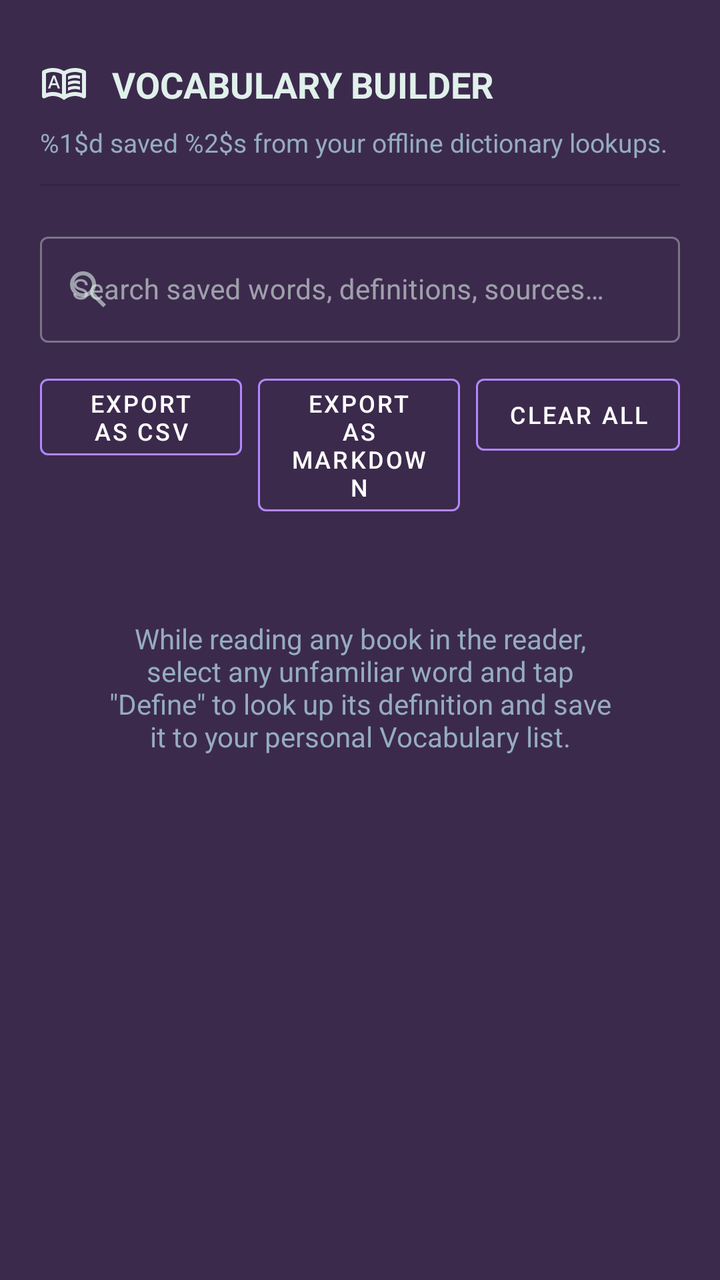
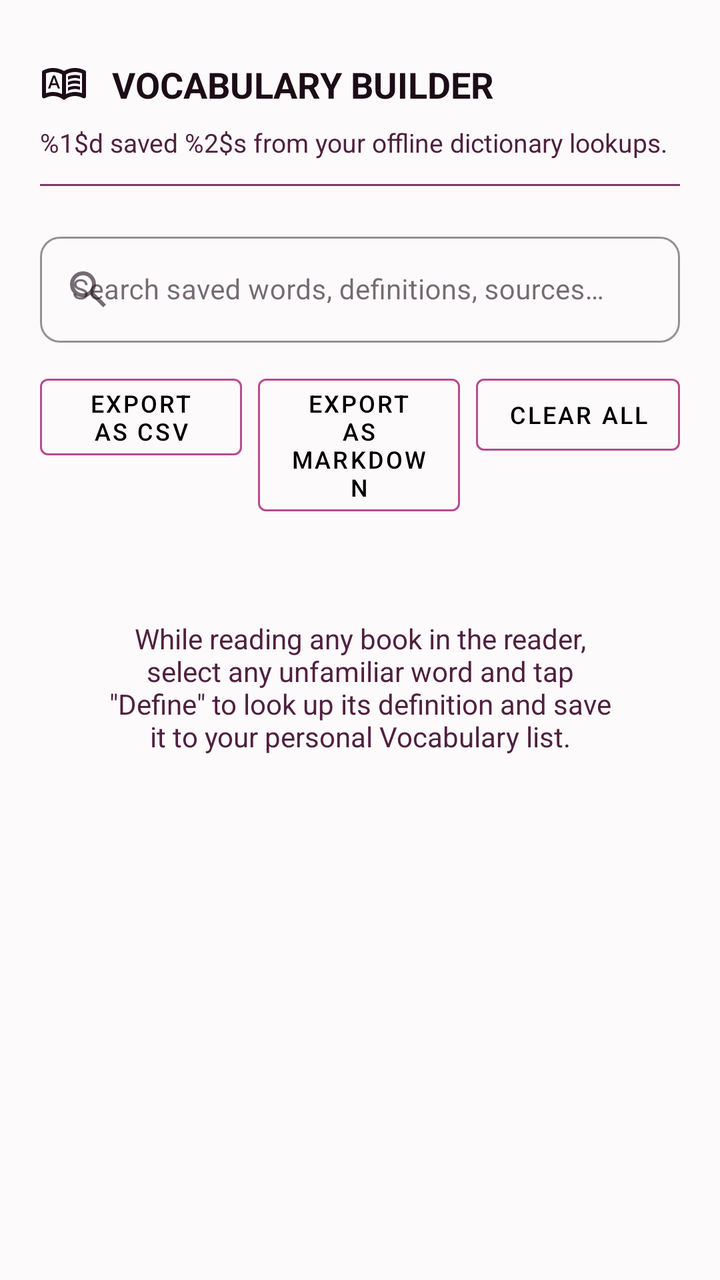

The first picture is an Android layout as it rendered before a commit; the second is the same layout after the commit. The layout source and the unified diff follow.
<!-- AndroidManifest.xml: application theme Theme.EpubReader -->
<!-- res/layout/view_main_vocabulary_default.xml -->
<?xml version="1.0" encoding="utf-8"?>
<androidx.core.widget.NestedScrollView xmlns:android="http://schemas.android.com/apk/res/android"
    xmlns:app="http://schemas.android.com/apk/res-auto"
    android:id="@+id/vocabScroll"
    android:layout_width="match_parent"
    android:layout_height="match_parent"
    android:clipToPadding="false"
    android:fillViewport="true"
    android:overScrollMode="never"
    android:paddingBottom="@dimen/app_screen_end_padding">

    <LinearLayout
        android:layout_width="match_parent"
        android:layout_height="wrap_content"
        android:orientation="vertical"
        android:paddingStart="@dimen/app_row_content_padding_h"
        android:paddingEnd="@dimen/app_row_content_padding_h"
        android:paddingTop="@dimen/app_screen_start_below_header">

        
        <LinearLayout
            android:layout_width="match_parent"
            android:layout_height="wrap_content"
            android:orientation="vertical"
            android:layout_marginBottom="12dp">

            <LinearLayout
                android:layout_width="match_parent"
                android:layout_height="wrap_content"
                android:gravity="center_vertical"
                android:orientation="horizontal">

                <ImageView
                    android:layout_width="24dp"
                    android:layout_height="24dp"
                    android:contentDescription="@null"
                    android:src="@drawable/ic_vocab_builder"
                    app:tint="@color/palette_mint" />

                <TextView
                    android:layout_width="wrap_content"
                    android:layout_height="wrap_content"
                    android:layout_marginStart="12dp"
                    android:text="@string/vocab_heading_title"
                    android:textColor="@color/palette_mint"
                    android:textSize="18sp"
                    android:textStyle="bold" />
            </LinearLayout>

            <TextView
                android:id="@+id/vocabSubtitleText"
                android:layout_width="match_parent"
                android:layout_height="wrap_content"
                android:layout_marginTop="8dp"
                android:text="@string/vocab_heading_subtitle"
                android:textColor="@color/palette_slate"
                android:textSize="13sp"
                android:lineSpacingMultiplier="1.2" />
        </LinearLayout>

        
        <View
            android:layout_width="match_parent"
            android:layout_height="1dp"
            android:layout_marginBottom="@dimen/app_row_content_padding_h"
            android:background="?attr/dividerHorizontal" />

        
        <LinearLayout
            android:id="@+id/vocabWordsTabContainer"
            android:layout_width="match_parent"
            android:layout_height="wrap_content"
            android:orientation="vertical">

            
            <com.google.android.material.textfield.TextInputLayout
                android:id="@+id/vocabSearchLayout"
                style="@style/Widget.MaterialComponents.TextInputLayout.OutlinedBox"
                android:layout_width="match_parent"
                android:layout_height="wrap_content"
                android:layout_marginBottom="12dp"
                android:hint="@string/vocab_search_hint"
                app:startIconDrawable="@drawable/ic_search">

                <com.google.android.material.textfield.TextInputEditText
                    android:id="@+id/vocabSearchEdit"
                    android:layout_width="match_parent"
                    android:layout_height="wrap_content"
                    android:imeOptions="actionSearch"
                    android:inputType="text"
                    android:singleLine="true"
                    android:textSize="14sp" />
            </com.google.android.material.textfield.TextInputLayout>

            
            <LinearLayout
                android:id="@+id/vocabActionsRow"
                android:layout_width="match_parent"
                android:layout_height="wrap_content"
                android:layout_marginBottom="16dp"
                android:baselineAligned="false"
                android:orientation="horizontal">

                <com.google.android.material.button.MaterialButton
                    android:id="@+id/vocabExportCsv"
                    style="@style/Widget.MaterialComponents.Button.OutlinedButton"
                    android:layout_width="0dp"
                    android:layout_height="wrap_content"
                    android:layout_weight="1"
                    android:layout_marginEnd="4dp"
                    android:text="@string/vocabulary_export_csv"
                    android:textColor="@color/white"
                    app:strokeColor="@color/accent_pop"
                    android:textSize="12sp" />

                <com.google.android.material.button.MaterialButton
                    android:id="@+id/vocabExportMarkdown"
                    style="@style/Widget.MaterialComponents.Button.OutlinedButton"
                    android:layout_width="0dp"
                    android:layout_height="wrap_content"
                    android:layout_weight="1"
                    android:layout_marginStart="4dp"
                    android:layout_marginEnd="4dp"
                    android:text="@string/vocabulary_export_markdown"
                    android:textColor="@color/white"
                    app:strokeColor="@color/accent_pop"
                    android:textSize="12sp" />

                <com.google.android.material.button.MaterialButton
                    android:id="@+id/vocabClearAll"
                    style="@style/Widget.MaterialComponents.Button.OutlinedButton"
                    android:layout_width="wrap_content"
                    android:layout_height="wrap_content"
                    android:layout_marginStart="4dp"
                    android:text="@string/action_clear_all"
                    android:textColor="@color/white"
                    app:strokeColor="@color/accent_pop"
                    android:textSize="12sp" />
            </LinearLayout>

            
            <TextView
                android:id="@+id/vocabEmptyText"
                android:layout_width="match_parent"
                android:layout_height="wrap_content"
                android:gravity="center"
                android:padding="32dp"
                android:text="@string/vocabulary_empty"
                android:textColor="@color/palette_slate"
                android:textSize="14sp" />

            
            <androidx.recyclerview.widget.RecyclerView
                android:id="@+id/vocabRecycler"
                android:layout_width="match_parent"
                android:layout_height="wrap_content"
                android:nestedScrollingEnabled="false"
                android:overScrollMode="never" />
        </LinearLayout>

    </LinearLayout>

</androidx.core.widget.NestedScrollView>
<!-- resources referenced by this layout -->
<resources>
  <color name="accent_pop">@color/palette_violet</color>
  <color name="palette_mint">#E0F0EA</color>
  <color name="palette_slate">#95ADBE</color>
  <color name="white">#FFFFFF</color>
  <!-- drawable ic_search (drawable) -->
  <?xml version="1.0" encoding="utf-8"?>
  <vector xmlns:android="http://schemas.android.com/apk/res/android"
      android:width="24dp"
      android:height="24dp"
      android:viewportWidth="24"
      android:viewportHeight="24">
      <path
          android:fillColor="@android:color/white"
          android:pathData="M 19.6,21 13.3,14.7 q -0.75,0.6 -1.725,0.95 t -2.075,0.35 q -2.725,0 -4.6125,-1.8875 T 3,9.5 q 0,-2.725 1.8875,-4.6125 T 9.5,3 q 2.725,0 4.6125,1.8875 T 16,9.5 q 0,1.1 -0.35,2.075 t -0.95,1.725 l 6.3,6.3 -1.4,1.4 Z M 9.5,14 q 1.875,0 3.1875,-1.3125 T 14,9.5 q 0,-1.875 -1.3125,-3.1875 T 9.5,5 q -1.875,0 -3.1875,1.3125 T 5,9.5 q 0,1.875 1.3125,3.1875 T 9.5,14 Z" />
  </vector>
  <!-- drawable ic_vocab_builder (drawable) -->
  <?xml version="1.0" encoding="utf-8"?>
  <vector xmlns:android="http://schemas.android.com/apk/res/android"
      android:width="24dp"
      android:height="24dp"
      android:viewportWidth="24"
      android:viewportHeight="24">
      <path
          android:fillColor="@android:color/white"
          android:pathData="M 4,14.225 h 1.125 l 0.575,-1.65 h 2.6 l 0.6,1.65 h 1.1 l -2.425,-6.45 h -1.15 l -2.425,6.45 Z m 2.025,-2.575 0.95,-2.675 h 0.05 l 0.95,2.675 h -1.95 Z m 7.975,-1.75 v -1.7 q 0.825,-0.35 1.6875,-0.525 t 1.8125,-0.175 q 0.65,0 1.275,0.1 t 1.225,0.25 v 1.6 q -0.6,-0.225 -1.2125,-0.3375 T 17.5,9 q -0.95,0 -1.825,0.2375 T 14,9.9 Z m 0,5.5 v -1.7 q 0.825,-0.35 1.6875,-0.525 t 1.8125,-0.175 q 0.65,0 1.275,0.1 t 1.225,0.25 v 1.6 q -0.6,-0.225 -1.2125,-0.3375 T 17.5,14.5 q -0.95,0 -1.825,0.225 t -1.675,0.675 Z m 0,-2.75 v -1.7 q 0.825,-0.35 1.6875,-0.525 t 1.8125,-0.175 q 0.65,0 1.275,0.1 t 1.225,0.25 v 1.6 q -0.6,-0.225 -1.2125,-0.3375 T 17.5,11.75 q -0.95,0 -1.825,0.2375 T 14,12.65 Z M 6.5,16 q 1.175,0 2.2875,0.2625 T 11,17.05 v -9.85 q -1.025,-0.6 -2.175,-0.9 t -2.325,-0.3 q -0.9,0 -1.7875,0.175 T 3,6.7 v 9.9 q 0.875,-0.3 1.7375,-0.45 t 1.7625,-0.15 Z m 6.5,1.05 q 1.1,-0.525 2.2125,-0.7875 T 17.5,16 q 0.9,0 1.7625,0.15 t 1.7375,0.45 v -9.9 q -0.825,-0.35 -1.7125,-0.525 t -1.7875,-0.175 q -1.175,0 -2.325,0.3 t -2.175,0.9 v 9.85 Z m -1,2.95 q -1.2,-0.95 -2.6,-1.475 t -2.9,-0.525 q -1.05,0 -2.0625,0.275 T 2.5,19.05 q -0.525,0.275 -1.0125,-0.025 T 1,18.15 v -12.05 q 0,-0.275 0.1375,-0.525 T 1.55,5.2 q 1.15,-0.6 2.4,-0.9 t 2.55,-0.3 q 1.45,0 2.8375,0.375 T 12,5.5 q 1.275,-0.75 2.6625,-1.125 T 17.5,4 q 1.3,0 2.55,0.3 t 2.4,0.9 q 0.275,0.125 0.4125,0.375 t 0.1375,0.525 v 12.05 q 0,0.575 -0.4875,0.875 t -1.0125,0.025 q -0.925,-0.5 -1.9375,-0.775 T 17.5,18 q -1.5,0 -2.9,0.525 t -2.6,1.475 Z M 7,11.525 Z" />
  
  </vector>
  <style name="Theme.EpubReader" parent="Theme.MaterialComponents.DayNight.NoActionBar">
          <item name="android:windowBackground">@color/dark_bg</item>
          <item name="android:statusBarColor">@color/black</item>
          <item name="android:navigationBarColor">@color/black</item>
          <item name="android:windowLightStatusBar">false</item>
          <item name="android:windowLightNavigationBar" tools:targetApi="o_mr1">false</item>
          <item name="colorPrimary">@color/accent</item>
          <item name="colorPrimaryVariant">@color/accent_dark</item>
          <item name="colorOnPrimary">@color/white</item>
          <item name="colorSecondary">@color/secondary</item>
          <item name="colorOnSecondary">@color/white</item>
          <item name="android:colorBackground">@color/dark_bg</item>
          <item name="colorSurface">@color/dark_surface</item>
          <item name="colorOnSurface">@color/dark_text</item>
          <item name="android:textColorPrimary">@color/dark_text</item>
          <item name="android:textColorSecondary">@color/dark_text_muted</item>
          <item name="colorControlNormal">@color/white</item>
          <item name="toolbarStyle">@style/Widget.EpubReader.Toolbar</item>
          <item name="drawerArrowStyle">@style/Widget.EpubReader.DrawerArrowToggle</item>
      </style>
  <color name="palette_violet">#B388FF</color>
  <color name="dark_bg">@color/palette_eggplant</color>
  <color name="black">#000000</color>
  <color name="accent">@color/palette_plum</color>
  <color name="accent_dark">@color/palette_purple</color>
  <color name="secondary">@color/palette_slate</color>
  <color name="dark_surface">@color/palette_plum</color>
  <color name="dark_text">@color/palette_mint</color>
  <color name="dark_text_muted">@color/palette_slate</color>
  <style name="Widget.EpubReader.Toolbar" parent="Widget.MaterialComponents.Toolbar">
          <item name="titleTextColor">?android:textColorPrimary</item>
          <item name="subtitleTextColor">?android:textColorSecondary</item>
          <item name="navigationIconTint">?android:textColorPrimary</item>
          <item name="actionMenuTextColor">?android:textColorPrimary</item>
      </style>
  <style name="Widget.EpubReader.DrawerArrowToggle" parent="Widget.AppCompat.DrawerArrowToggle">
          <item name="color">?android:textColorPrimary</item>
      </style>
  <color name="palette_eggplant">#3C2A4D</color>
  <color name="palette_plum">#503A65</color>
  <color name="palette_purple">#574F7D</color>
  <!-- unchanged entries left out for length: 10 -->
</resources>

<!-- the commit's change to res/layout/view_main_vocabulary_default.xml (unified diff, before → after) -->
@@ -63,7 +63,7 @@
             android:layout_width="match_parent"
             android:layout_height="1dp"
             android:layout_marginBottom="@dimen/app_row_content_padding_h"
-            android:background="?attr/dividerHorizontal" />
+            android:background="@color/palette_purple" />
 
         
         <LinearLayout
@@ -80,15 +80,25 @@
                 android:layout_height="wrap_content"
                 android:layout_marginBottom="12dp"
                 android:hint="@string/vocab_search_hint"
-                app:startIconDrawable="@drawable/ic_search">
+                app:boxStrokeColor="@color/palette_plum"
+                app:boxCornerRadiusTopStart="10dp"
+                app:boxCornerRadiusTopEnd="10dp"
+                app:boxCornerRadiusBottomStart="10dp"
+                app:boxCornerRadiusBottomEnd="10dp"
+                app:startIconDrawable="@drawable/ic_search"
+                app:endIconMode="clear_text"
+                app:endIconDrawable="@drawable/ic_close">
 
                 <com.google.android.material.textfield.TextInputEditText
                     android:id="@+id/vocabSearchEdit"
                     android:layout_width="match_parent"
                     android:layout_height="wrap_content"
                     android:imeOptions="actionSearch"
+                    android:saveEnabled="false"
                     android:inputType="text"
-                    android:singleLine="true"
+                    android:maxLines="1"
+                    android:textColor="@color/palette_mint"
+                    android:textColorHint="@color/palette_slate"
                     android:textSize="14sp" />
             </com.google.android.material.textfield.TextInputLayout>
 
@@ -110,7 +120,7 @@
                     android:layout_marginEnd="4dp"
                     android:text="@string/vocabulary_export_csv"
                     android:textColor="@color/white"
-                    app:strokeColor="@color/accent_pop"
+                    app:strokeColor="@color/palette_violet"
                     android:textSize="12sp" />
 
                 <com.google.android.material.button.MaterialButton
@@ -123,7 +133,7 @@
                     android:layout_marginEnd="4dp"
                     android:text="@string/vocabulary_export_markdown"
                     android:textColor="@color/white"
-                    app:strokeColor="@color/accent_pop"
+                    app:strokeColor="@color/palette_violet"
                     android:textSize="12sp" />
 
                 <com.google.android.material.button.MaterialButton
@@ -134,7 +144,7 @@
                     android:layout_marginStart="4dp"
                     android:text="@string/action_clear_all"
                     android:textColor="@color/white"
-                    app:strokeColor="@color/accent_pop"
+                    app:strokeColor="@color/palette_violet"
                     android:textSize="12sp" />
             </LinearLayout>
 
<!-- resource entries referenced after the edit -->
@@ -1,9 +1,15 @@
 <!-- resources referenced by this layout -->
 <resources>
-  <color name="accent_pop">@color/palette_violet</color>
-  <color name="palette_mint">#E0F0EA</color>
-  <color name="palette_slate">#95ADBE</color>
-  <color name="white">#FFFFFF</color>
+  <color name="palette_mint">@color/palette_china</color>
+  <color name="palette_slate">@color/palette_dusty_rose</color>
+  <color name="white">#000000</color>
+  <!-- drawable ic_close (drawable) -->
+  <?xml version="1.0" encoding="utf-8"?>
+  <vector xmlns:android="http://schemas.android.com/apk/res/android"
+      android:width="24dp" android:height="24dp"
+      android:viewportWidth="24" android:viewportHeight="24">
+      <path android:fillColor="@color/white" android:pathData="M19 6.41L17.59 5 12 10.59 6.41 5 5 6.41 10.59 12 5 17.59 6.41 19 12 13.41 17.59 19 19 17.59 13.41 12z" />
+  </vector>
   <!-- drawable ic_search (drawable) -->
   <?xml version="1.0" encoding="utf-8"?>
   <vector xmlns:android="http://schemas.android.com/apk/res/android"
@@ -12,7 +18,7 @@
       android:viewportWidth="24"
       android:viewportHeight="24">
       <path
-          android:fillColor="@android:color/white"
+          android:fillColor="@color/white"
           android:pathData="M 19.6,21 13.3,14.7 q -0.75,0.6 -1.725,0.95 t -2.075,0.35 q -2.725,0 -4.6125,-1.8875 T 3,9.5 q 0,-2.725 1.8875,-4.6125 T 9.5,3 q 2.725,0 4.6125,1.8875 T 16,9.5 q 0,1.1 -0.35,2.075 t -0.95,1.725 l 6.3,6.3 -1.4,1.4 Z M 9.5,14 q 1.875,0 3.1875,-1.3125 T 14,9.5 q 0,-1.875 -1.3125,-3.1875 T 9.5,5 q -1.875,0 -3.1875,1.3125 T 5,9.5 q 0,1.875 1.3125,3.1875 T 9.5,14 Z" />
   </vector>
   <!-- drawable ic_vocab_builder (drawable) -->
@@ -23,51 +29,54 @@
       android:viewportWidth="24"
       android:viewportHeight="24">
       <path
-          android:fillColor="@android:color/white"
+          android:fillColor="@color/white"
           android:pathData="M 4,14.225 h 1.125 l 0.575,-1.65 h 2.6 l 0.6,1.65 h 1.1 l -2.425,-6.45 h -1.15 l -2.425,6.45 Z m 2.025,-2.575 0.95,-2.675 h 0.05 l 0.95,2.675 h -1.95 Z m 7.975,-1.75 v -1.7 q 0.825,-0.35 1.6875,-0.525 t 1.8125,-0.175 q 0.65,0 1.275,0.1 t 1.225,0.25 v 1.6 q -0.6,-0.225 -1.2125,-0.3375 T 17.5,9 q -0.95,0 -1.825,0.2375 T 14,9.9 Z m 0,5.5 v -1.7 q 0.825,-0.35 1.6875,-0.525 t 1.8125,-0.175 q 0.65,0 1.275,0.1 t 1.225,0.25 v 1.6 q -0.6,-0.225 -1.2125,-0.3375 T 17.5,14.5 q -0.95,0 -1.825,0.225 t -1.675,0.675 Z m 0,-2.75 v -1.7 q 0.825,-0.35 1.6875,-0.525 t 1.8125,-0.175 q 0.65,0 1.275,0.1 t 1.225,0.25 v 1.6 q -0.6,-0.225 -1.2125,-0.3375 T 17.5,11.75 q -0.95,0 -1.825,0.2375 T 14,12.65 Z M 6.5,16 q 1.175,0 2.2875,0.2625 T 11,17.05 v -9.85 q -1.025,-0.6 -2.175,-0.9 t -2.325,-0.3 q -0.9,0 -1.7875,0.175 T 3,6.7 v 9.9 q 0.875,-0.3 1.7375,-0.45 t 1.7625,-0.15 Z m 6.5,1.05 q 1.1,-0.525 2.2125,-0.7875 T 17.5,16 q 0.9,0 1.7625,0.15 t 1.7375,0.45 v -9.9 q -0.825,-0.35 -1.7125,-0.525 t -1.7875,-0.175 q -1.175,0 -2.325,0.3 t -2.175,0.9 v 9.85 Z m -1,2.95 q -1.2,-0.95 -2.6,-1.475 t -2.9,-0.525 q -1.05,0 -2.0625,0.275 T 2.5,19.05 q -0.525,0.275 -1.0125,-0.025 T 1,18.15 v -12.05 q 0,-0.275 0.1375,-0.525 T 1.55,5.2 q 1.15,-0.6 2.4,-0.9 t 2.55,-0.3 q 1.45,0 2.8375,0.375 T 12,5.5 q 1.275,-0.75 2.6625,-1.125 T 17.5,4 q 1.3,0 2.55,0.3 t 2.4,0.9 q 0.275,0.125 0.4125,0.375 t 0.1375,0.525 v 12.05 q 0,0.575 -0.4875,0.875 t -1.0125,0.025 q -0.925,-0.5 -1.9375,-0.775 T 17.5,18 q -1.5,0 -2.9,0.525 t -2.6,1.475 Z M 7,11.525 Z" />
   
   </vector>
   <style name="Theme.EpubReader" parent="Theme.MaterialComponents.DayNight.NoActionBar">
-          <item name="android:windowBackground">@color/dark_bg</item>
+          <item name="android:windowBackground">@color/palette_eggplant</item>
           <item name="android:statusBarColor">@color/black</item>
           <item name="android:navigationBarColor">@color/black</item>
           <item name="android:windowLightStatusBar">false</item>
           <item name="android:windowLightNavigationBar" tools:targetApi="o_mr1">false</item>
-          <item name="colorPrimary">@color/accent</item>
-          <item name="colorPrimaryVariant">@color/accent_dark</item>
+          <item name="android:windowNoTitle">true</item>
+          <item name="android:windowContentOverlay">@null</item>
+          <item name="android:enforceStatusBarContrast" tools:targetApi="q">false</item>
+          <item name="android:enforceNavigationBarContrast" tools:targetApi="q">false</item>
+          <item name="colorPrimary">@color/palette_plum</item>
+          <item name="colorPrimaryVariant">@color/palette_purple</item>
           <item name="colorOnPrimary">@color/white</item>
-          <item name="colorSecondary">@color/secondary</item>
+          <item name="colorSecondary">@color/palette_slate</item>
           <item name="colorOnSecondary">@color/white</item>
-          <item name="android:colorBackground">@color/dark_bg</item>
-          <item name="colorSurface">@color/dark_surface</item>
-          <item name="colorOnSurface">@color/dark_text</item>
-          <item name="android:textColorPrimary">@color/dark_text</item>
-          <item name="android:textColorSecondary">@color/dark_text_muted</item>
+          <item name="android:colorBackground">@color/palette_eggplant</item>
+          <item name="colorSurface">@color/palette_plum</item>
+          <item name="colorOnSurface">@color/palette_mint</item>
+          <item name="android:textColorPrimary">@color/palette_mint</item>
+          <item name="android:textColorSecondary">@color/palette_slate</item>
           <item name="colorControlNormal">@color/white</item>
           <item name="toolbarStyle">@style/Widget.EpubReader.Toolbar</item>
           <item name="drawerArrowStyle">@style/Widget.EpubReader.DrawerArrowToggle</item>
       </style>
-  <color name="palette_violet">#B388FF</color>
-  <color name="dark_bg">@color/palette_eggplant</color>
-  <color name="black">#000000</color>
-  <color name="accent">@color/palette_plum</color>
-  <color name="accent_dark">@color/palette_purple</color>
-  <color name="secondary">@color/palette_slate</color>
-  <color name="dark_surface">@color/palette_plum</color>
-  <color name="dark_text">@color/palette_mint</color>
-  <color name="dark_text_muted">@color/palette_slate</color>
+  <color name="palette_china">#1c0c16</color>
+  <color name="palette_copper_rose">#daa6c7</color>
+  <color name="palette_rose_water">#823666</color>
+  <color name="palette_dusty_rose">#4f213e</color>
+  <color name="palette_blush_mauve">#b54c8e</color>
+  <color name="palette_violet">@color/palette_blush_mauve</color>
+  <color name="black">#FFFFFF</color>
   <style name="Widget.EpubReader.Toolbar" parent="Widget.MaterialComponents.Toolbar">
-          <item name="titleTextColor">?android:textColorPrimary</item>
-          <item name="subtitleTextColor">?android:textColorSecondary</item>
-          <item name="navigationIconTint">?android:textColorPrimary</item>
-          <item name="actionMenuTextColor">?android:textColorPrimary</item>
+          <item name="titleTextColor">@color/palette_mint</item>
+          <item name="subtitleTextColor">@color/palette_slate</item>
+          <item name="navigationIconTint">@color/palette_mint</item>
+          <item name="actionMenuTextColor">@color/palette_mint</item>
       </style>
   <style name="Widget.EpubReader.DrawerArrowToggle" parent="Widget.AppCompat.DrawerArrowToggle">
-          <item name="color">?android:textColorPrimary</item>
+          <item name="color">@color/palette_mint</item>
       </style>
-  <color name="palette_eggplant">#3C2A4D</color>
-  <color name="palette_plum">#503A65</color>
-  <color name="palette_purple">#574F7D</color>
+  <color name="palette_plum_wine">#fdfafc</color>
+  <color name="palette_eggplant">@color/palette_plum_wine</color>
+  <color name="palette_plum">@color/palette_copper_rose</color>
+  <color name="palette_purple">@color/palette_rose_water</color>
   <!-- unchanged entries left out for length: 10 -->
 </resources>
 
